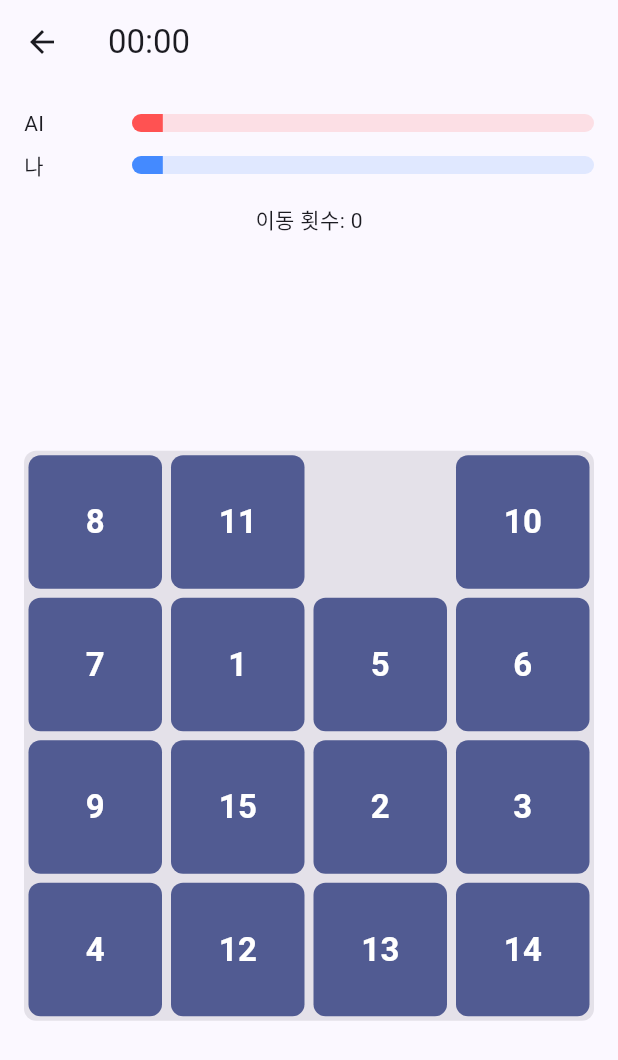
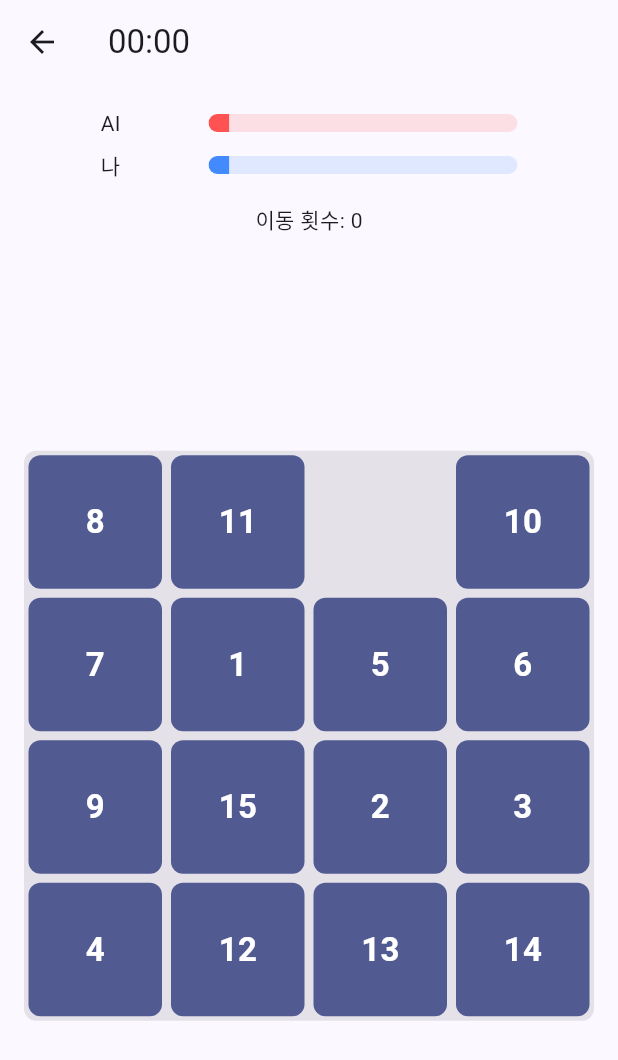
Before and after one commit to mintower/puzzle_battle, a Flutter app: the screen it shows after launch, after a tap on "AI와 대전 시작", on a phone screen of 412 x 824 dp. Shown: the top 1060 px of the screen. Run offline on Flutter 3.47's test engine with Material 3 defaults, Android fonts, the phone set to English and light mode, and no system bars; our stand-ins replace audioplayers, cloud_firestore, firebase_auth, firebase_core, shared_preferences; accounts and stored records are empty.

Commit message:
Size the progress bar to ~half the phone screen width
Uses MediaQuery instead of Expanded so it reads as a fixed length
regardless of parent row, and wraps it in Flexible+ConstrainedBox so
it still shrinks instead of overflowing next to the opponent mini-board.

Co-Authored-By: Claude Sonnet 5 <noreply@anthropic.com>

```diff
--- a/lib/ui/progress_row.dart
+++ b/lib/ui/progress_row.dart
@@ -16,13 +16,23 @@ class ProgressRow extends StatelessWidget {
 
   @override
   Widget build(BuildContext context) {
+    // Sized off the phone screen width (not the parent's width), so the
+    // bar reads as a fixed "about half the phone" length instead of
+    // stretching to fill whatever row it's placed in.
+    final barWidth = MediaQuery.of(context).size.width * 0.5;
     return Row(
+      mainAxisSize: MainAxisSize.min,
       children: [
         SizedBox(
           width: 72,
           child: Text(label, overflow: TextOverflow.ellipsis, maxLines: 1),
         ),
-        Expanded(
+        // Flexible (not a fixed SizedBox) so this caps out at barWidth but
+        // still shrinks instead of overflowing in tighter contexts, like
+        // the opponent row that also has a mini board next to it.
+        Flexible(
+          child: ConstrainedBox(
+            constraints: BoxConstraints(maxWidth: barWidth),
             child: ClipRRect(
               borderRadius: BorderRadius.circular(6),
               child: LinearProgressIndicator(
@@ -33,6 +43,7 @@ class ProgressRow extends StatelessWidget {
               ),
             ),
           ),
+        ),
       ],
     );
   }
```
Lines whose indentation alone changed are shown as unchanged.
